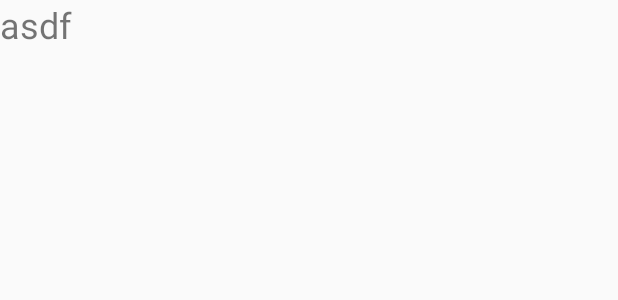
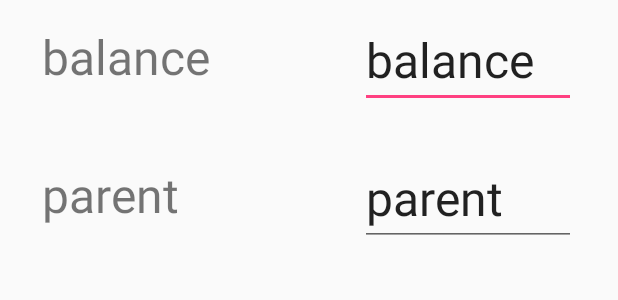
Before and after one commit to ZmanHsiao/SimpleSave, an Android app: the layout activity_display_info.xml on its own in the app's theme, with its tools: preview values and no code run, on a phone screen of 412 x 824 dp. Shown: the top 300 px of the screen. Run offline under Robolectric (Android 15) with nearby library versions, the phone set to English and light mode, and no system bars.

Commit message:
starting the display layout, still has much more work to do

```diff
--- a/app/src/main/java/com/example/simplesave/MainActivity.java
+++ b/app/src/main/java/com/example/simplesave/MainActivity.java
@@ -60,10 +60,9 @@ public class MainActivity extends AppCompatActivity {
         RadioGroup radioGroup = (RadioGroup) findViewById(R.id.radioGroup);
         int selectedId = radioGroup.getCheckedRadioButtonId();
         RadioButton radioButton = (RadioButton) findViewById(selectedId);
-        System.out.println(radioButton.getText());
 
         setContentView(R.layout.activity_display_info);
-        TextView info = (TextView) findViewById(R.id.info);
-        info.setText(balance);
+//        TextView info = (TextView) findViewById(R.id.info);
+//        info.setText(Integer.toString(balance));
     }
 }
--- a/app/src/main/res/layout/activity_display_info.xml
+++ b/app/src/main/res/layout/activity_display_info.xml
@@ -1,16 +1,63 @@
 <?xml version="1.0" encoding="utf-8"?>
 <android.support.constraint.ConstraintLayout
     xmlns:android="http://schemas.android.com/apk/res/android"
+    xmlns:app="http://schemas.android.com/apk/res-auto"
     xmlns:tools="http://schemas.android.com/tools"
     android:layout_width="match_parent"
     android:layout_height="match_parent">
 
     <TextView
-        android:id="@+id/info"
-        android:layout_width="wrap_content"
-        android:layout_height="wrap_content"
-        android:text="asdf"
-        android:textSize="24sp"
-        tools:layout_editor_absoluteX="141dp"
-        tools:layout_editor_absoluteY="162dp" />
+        android:id="@+id/balanceStatic"
+        android:layout_width="144dp"
+        android:layout_height="56dp"
+        android:layout_marginLeft="28dp"
+        android:layout_marginStart="28dp"
+        android:layout_marginTop="16dp"
+        android:text="balance"
+        android:textSize="32dp"
+        app:layout_constraintStart_toStartOf="parent"
+        app:layout_constraintTop_toTopOf="parent" />
+
+    <EditText
+        android:id="@+id/balanceEdit"
+        android:layout_width="144dp"
+        android:layout_height="56dp"
+        android:layout_marginEnd="28dp"
+        android:layout_marginRight="28dp"
+        android:layout_marginTop="16dp"
+        android:ems="10"
+        android:inputType="textPersonName"
+        android:text="balance"
+        android:textSize="32dp"
+        app:layout_constraintEnd_toEndOf="parent"
+        app:layout_constraintTop_toTopOf="parent" />
+
+    <TextView
+        android:id="@+id/parentStatic"
+        android:layout_width="144dp"
+        android:layout_height="56dp"
+        android:layout_marginLeft="28dp"
+        android:layout_marginStart="28dp"
+        android:layout_marginTop="36dp"
+        android:text="parent"
+        android:textSize="32dp"
+        app:layout_constraintStart_toStartOf="parent"
+        app:layout_constraintTop_toBottomOf="@+id/balanceStatic" />
+
+    <EditText
+        android:id="@+id/parentEdit"
+        android:layout_width="144dp"
+        android:layout_height="56dp"
+        android:layout_marginEnd="28dp"
+        android:layout_marginRight="28dp"
+        android:layout_marginTop="36dp"
+        android:ems="10"
+        android:inputType="textPersonName"
+        android:text="parent"
+        android:textSize="32dp"
+        app:layout_constraintEnd_toEndOf="parent"
+        app:layout_constraintTop_toBottomOf="@+id/balanceEdit" />
+
+
+
 </android.support.constraint.ConstraintLayout>
```
